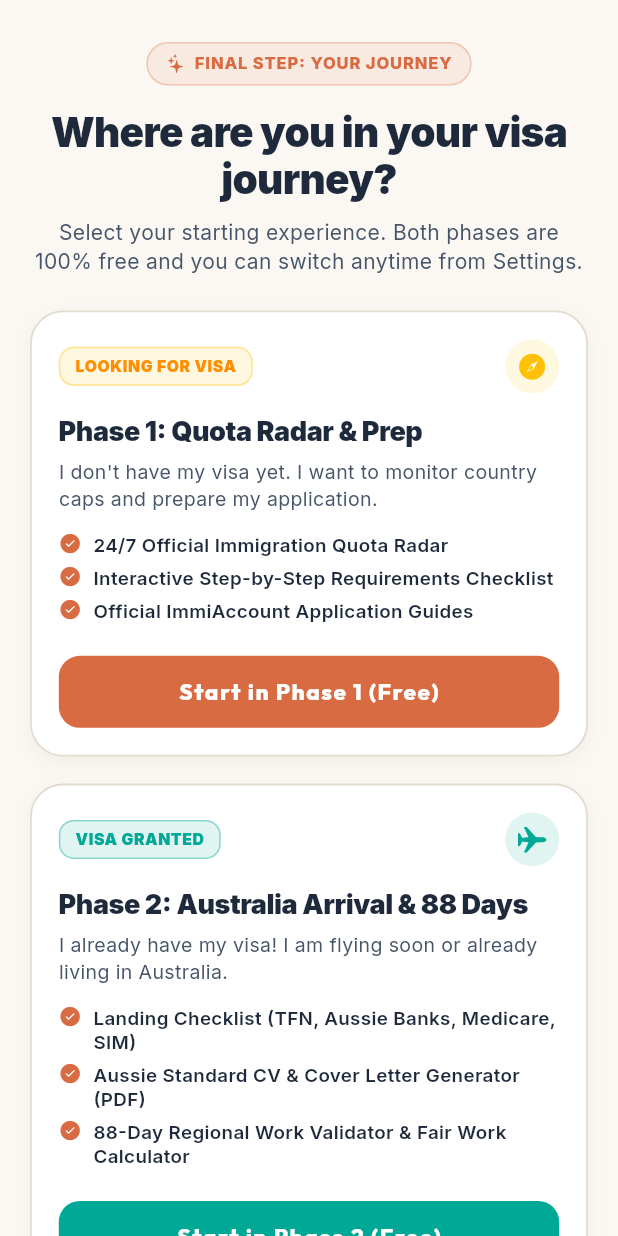
After one commit to maverick6576-droid/OzAlert, a Flutter app: the PhaseSelectionScreen screen opened directly, on a phone screen of 412 x 824 dp. The commit adds this screen. Run offline on Flutter 3.47's test engine with Material 3 defaults, Android fonts, the phone set to English and light mode, and no system bars; drawn by our look-alikes of flutter_animate; our stand-ins replace cloud_firestore, firebase_auth, firebase_core, firebase_messaging, firebase_remote_config, fl_chart and 8 more; missing offline and left inert: purchases_flutter; accounts and stored records are empty; project files that could hold a hidden picture were left out.

Commit message:
feat(onboarding): agregar pantalla para elegir entre Fase 1 y Fase 2 al registrarse un usuario nuevo

```diff
--- a/lib/app.dart
+++ b/lib/app.dart
@@ -7,6 +7,7 @@ import 'presentation/navigation/phase2_navigation_screen.dart';
 import 'presentation/screens/auth/login_screen.dart';
 import 'presentation/screens/onboarding/welcome_screen.dart';
 import 'presentation/screens/onboarding/referral_source_screen.dart';
+import 'presentation/screens/onboarding/phase_selection_screen.dart';
 import 'presentation/providers/auth_provider.dart';
 import 'presentation/providers/paywall_provider.dart';
 import 'presentation/providers/user_provider.dart';
@@ -89,6 +90,9 @@ class _OzVisaAlertAppState extends ConsumerState<OzVisaAlertApp> with WidgetsBin
               } else if (profile.referralSource == null) {
                 // Completó onboarding pero no ha dicho de dónde viene -> Referral Screen
                 return ReferralSourceScreen(onCompleted: () {});
+              } else if (!profile.initialPhaseSelected) {
+                // Paso final del onboarding: Pregunta en qué momento se encuentra (Fase 1 o Fase 2)
+                return const PhaseSelectionScreen();
               } else if (profile.currentPhase == 2) {
                 // FASE 2: Experiencia dedicada en Australia (Llegada, Empleo, Guías y 88 Días)
                 return const Phase2NavigationScreen();
--- a/lib/domain/models/user_profile.dart
+++ b/lib/domain/models/user_profile.dart
@@ -6,6 +6,7 @@ class UserProfile {
   final bool isPremium;
   final String? referralSource;
   final int currentPhase; // 1 = Buscando Visa, 2 = En Australia
+  final bool initialPhaseSelected;
   final String visaSubclass; // '462' o '417'
   final DateTime? visaLodgementDate;
   final DateTime? visaGrantDate;
@@ -20,6 +21,7 @@ class UserProfile {
     this.isPremium = false,
     this.referralSource,
     this.currentPhase = 1,
+    this.initialPhaseSelected = false,
     this.visaSubclass = '462',
     this.visaLodgementDate,
     this.visaGrantDate,
@@ -35,6 +37,7 @@ class UserProfile {
     bool? isPremium,
     String? referralSource,
     int? currentPhase,
+    bool? initialPhaseSelected,
     String? visaSubclass,
     DateTime? visaLodgementDate,
     DateTime? visaGrantDate,
@@ -49,6 +52,7 @@ class UserProfile {
       isPremium: isPremium ?? this.isPremium,
       referralSource: referralSource ?? this.referralSource,
       currentPhase: currentPhase ?? this.currentPhase,
+      initialPhaseSelected: initialPhaseSelected ?? this.initialPhaseSelected,
       visaSubclass: visaSubclass ?? this.visaSubclass,
       visaLodgementDate: visaLodgementDate ?? this.visaLodgementDate,
       visaGrantDate: visaGrantDate ?? this.visaGrantDate,
@@ -66,6 +70,7 @@ class UserProfile {
       'isPremium': isPremium,
       if (referralSource != null) 'referralSource': referralSource,
       'currentPhase': currentPhase,
+      'initialPhaseSelected': initialPhaseSelected,
       'visaSubclass': visaSubclass,
       if (visaLodgementDate != null) 'visaLodgementDate': visaLodgementDate!.toIso8601String(),
       if (visaGrantDate != null) 'visaGrantDate': visaGrantDate!.toIso8601String(),
@@ -89,6 +94,7 @@ class UserProfile {
       isPremium: map['isPremium'] ?? false,
       referralSource: map['referralSource'],
       currentPhase: map['currentPhase'] ?? 1,
+      initialPhaseSelected: map['initialPhaseSelected'] ?? (map['onboardingCompleted'] == true && map['referralSource'] != null),
       visaSubclass: map['visaSubclass'] ?? '462',
       visaLodgementDate: parseDate(map['visaLodgementDate']),
       visaGrantDate: parseDate(map['visaGrantDate']),
--- a/lib/presentation/providers/user_provider.dart
+++ b/lib/presentation/providers/user_provider.dart
@@ -71,6 +71,7 @@ class OnboardingController extends AutoDisposeAsyncNotifier<void> {
         language: language,
         passports: passports,
         onboardingCompleted: true,
+        initialPhaseSelected: false,
       );
 
       await ref.read(userRepositoryProvider).saveUserProfile(profile);
@@ -99,3 +100,24 @@ class ReferralController extends AutoDisposeAsyncNotifier<void> {
 final referralControllerProvider = AutoDisposeAsyncNotifierProvider<ReferralController, void>(() {
   return ReferralController();
 });
+
+class PhaseSelectionController extends AutoDisposeAsyncNotifier<void> {
+  @override
+  FutureOr<void> build() {}
+
+  Future<void> selectInitialPhase(int phase) async {
+    state = const AsyncValue.loading();
+    state = await AsyncValue.guard(() async {
+      final user = ref.read(authStateProvider).value;
+      if (user == null) throw Exception('Usuario no autenticado');
+      await ref.read(userRepositoryProvider).updateUserProfileData(user.uid, {
+        'currentPhase': phase,
+        'initialPhaseSelected': true,
+      });
+    });
+  }
+}
+
+final phaseSelectionControllerProvider = AutoDisposeAsyncNotifierProvider<PhaseSelectionController, void>(() {
+  return PhaseSelectionController();
+});
--- /dev/null
+++ b/lib/presentation/screens/onboarding/phase_selection_screen.dart
@@ -0,0 +1,369 @@
+import 'package:flutter/cupertino.dart';
+import 'package:flutter/material.dart';
+import 'package:flutter_riverpod/flutter_riverpod.dart';
+import 'package:flutter_animate/flutter_animate.dart';
+import '../../../../core/theme/app_colors.dart';
+import '../../providers/locale_provider.dart';
+import '../../providers/user_provider.dart';
+
+class PhaseSelectionScreen extends ConsumerStatefulWidget {
+  const PhaseSelectionScreen({super.key});
+
+  @override
+  ConsumerState<PhaseSelectionScreen> createState() => _PhaseSelectionScreenState();
+}
+
+class _PhaseSelectionScreenState extends ConsumerState<PhaseSelectionScreen> {
+  int? _selectedPhase;
+  bool _isSaving = false;
+
+  Future<void> _handleChoosePhase(int phase) async {
+    if (_isSaving) return;
+    setState(() {
+      _selectedPhase = phase;
+      _isSaving = true;
+    });
+
+    try {
+      await ref.read(phaseSelectionControllerProvider.notifier).selectInitialPhase(phase);
+      // Riverpod stream actualizará automáticamente el estado en app.dart
+    } catch (e) {
+      if (mounted) {
+        setState(() => _isSaving = false);
+        ScaffoldMessenger.of(context).showSnackBar(
+          SnackBar(
+            content: Text('Error al guardar fase: $e'),
+            backgroundColor: Colors.red,
+          ),
+        );
+      }
+    }
+  }
+
+  @override
+  Widget build(BuildContext context) {
+    final locale = ref.watch(localeProvider);
+    final isEn = (locale?.languageCode ?? Localizations.localeOf(context).languageCode) == 'en';
+
+    return Scaffold(
+      backgroundColor: AppColors.background,
+      body: SafeArea(
+        child: SingleChildScrollView(
+          physics: const BouncingScrollPhysics(),
+          padding: const EdgeInsets.symmetric(horizontal: 20, vertical: 16),
+          child: Column(
+            crossAxisAlignment: CrossAxisAlignment.stretch,
+            children: [
+              const SizedBox(height: 12),
+
+              // 1. Etiqueta de paso final del Onboarding
+              Center(
+                child: Container(
+                  padding: const EdgeInsets.symmetric(horizontal: 12, vertical: 5),
+                  decoration: BoxDecoration(
+                    color: AppColors.primary.withValues(alpha: 0.1),
+                    borderRadius: BorderRadius.circular(20),
+                    border: Border.all(color: AppColors.primary.withValues(alpha: 0.3)),
+                  ),
+                  child: Row(
+                    mainAxisSize: MainAxisSize.min,
+                    children: [
+                      const Icon(CupertinoIcons.sparkles, size: 13, color: AppColors.primary),
+                      const SizedBox(width: 6),
+                      Text(
+                        isEn ? 'FINAL STEP: YOUR JOURNEY' : 'PASO FINAL: TU AVENTURA',
+                        style: const TextStyle(
+                          fontSize: 11,
+                          fontWeight: FontWeight.w800,
+                          letterSpacing: 0.6,
+                          color: AppColors.primary,
+                        ),
+                      ),
+                    ],
+                  ),
+                ),
+              ).animate().fadeIn(duration: 300.ms).slideY(begin: -0.2, end: 0),
+
+              const SizedBox(height: 16),
+
+              // 2. Título Principal
+              Text(
+                isEn ? 'Where are you in your visa journey?' : '¿En qué momento te encuentras?',
+                textAlign: TextAlign.center,
+                style: const TextStyle(
+                  fontSize: 27,
+                  fontWeight: FontWeight.w900,
+                  color: AppColors.textPrimary,
+                  letterSpacing: -0.5,
+                  height: 1.15,
+                ),
+              ).animate().fadeIn(delay: 150.ms).slideY(begin: -0.1, end: 0),
+
+              const SizedBox(height: 10),
+
+              // 3. Subtítulo Explicativo
+              Text(
+                isEn
+                    ? 'Select your starting experience. Both phases are 100% free and you can switch anytime from Settings.'
+                    : 'Selecciona cómo quieres empezar en OzAlert. Ambas fases son gratuitas y podrás alternar cuando quieras desde Ajustes.',
+                textAlign: TextAlign.center,
+                style: const TextStyle(
+                  fontSize: 14,
+                  color: AppColors.textSecondary,
+                  height: 1.35,
+                ),
+              ).animate().fadeIn(delay: 250.ms),
+
+              const SizedBox(height: 24),
+
+              // 4. Tarjeta Opción 1: Fase 1 (Buscando / Preparando Visado)
+              _buildPhaseCard(
+                phase: 1,
+                isEn: isEn,
+                badgeLabel: isEn ? 'LOOKING FOR VISA' : '🟡 BUSCANDO O PREPARANDO VISADO',
+                badgeColor: Colors.amber,
+                title: isEn ? 'Phase 1: Quota Radar & Prep' : 'Fase 1: Radar de Cupos & Requisitos',
+                subtitle: isEn
+                    ? 'I don\'t have my visa yet. I want to monitor country caps and prepare my application.'
+                    : 'Aún no tengo mi visado. Quiero vigilar la apertura de cupos en tiempo real y preparar mis documentos.',
+                icon: CupertinoIcons.compass_fill,
+                iconColor: Colors.amber,
+                features: isEn
+                    ? [
+                        '24/7 Official Immigration Quota Radar',
+                        'Interactive Step-by-Step Requirements Checklist',
+                        'Official ImmiAccount Application Guides',
+                      ]
+                    : [
+                        'Radar oficial de cupos de Inmigración 24/7',
+                        'Checklist interactivo de documentos y requisitos',
+                        'Guías paso a paso para solicitar en ImmiAccount',
+                      ],
+                buttonLabel: isEn ? 'Start in Phase 1 (Free)' : 'Empezar en Fase 1 (Gratis)',
+                buttonColor: AppColors.primary,
+                delayMs: 350,
+              ),
+
+              const SizedBox(height: 18),
+
+              // 5. Tarjeta Opción 2: Fase 2 (Visado Concedido / Rumbo a Australia)
+              _buildPhaseCard(
+                phase: 2,
+                isEn: isEn,
+                badgeLabel: isEn ? 'VISA GRANTED' : '🟢 ¡YA TENGO MI VISADO CONCEDIDO!',
+                badgeColor: AppColors.secondary,
+                title: isEn ? 'Phase 2: Australia Arrival & 88 Days' : 'Fase 2: Llegada a Australia & 88 Días',
+                subtitle: isEn
+                    ? 'I already have my visa! I am flying soon or already living in Australia.'
+                    : '¡Ya tengo mi visado concedido! Viajo pronto o ya estoy viviendo en Australia.',
+                icon: CupertinoIcons.airplane,
+                iconColor: AppColors.secondary,
+                features: isEn
+                    ? [
+                        'Landing Checklist (TFN, Aussie Banks, Medicare, SIM)',
+                        'Aussie Standard CV & Cover Letter Generator (PDF)',
+                        '88-Day Regional Work Validator & Fair Work Calculator',
+                      ]
+                    : [
+                        'Checklist de aterrizaje (TFN, bancos, Medicare, SIM)',
+                        'Generador de CV en formato australiano y Cover Letter (PDF)',
+                        'Validador oficial de 88 días por código postal y Sueldo Fair Work',
+                      ],
+                buttonLabel: isEn ? 'Start in Phase 2 (Free)' : 'Empezar en Fase 2 (Gratis)',
+                buttonColor: AppColors.secondary,
+                delayMs: 450,
+              ),
+
+              const SizedBox(height: 24),
+
+              // 6. Mensaje de tranquilidad al pie
+              Container(
+                padding: const EdgeInsets.symmetric(horizontal: 14, vertical: 10),
+                decoration: BoxDecoration(
+                  color: AppColors.surface,
+                  borderRadius: BorderRadius.circular(14),
+                  border: Border.all(color: AppColors.cardBorder),
+                ),
+                child: Row(
+                  children: [
+                    const Icon(CupertinoIcons.arrow_2_circlepath, size: 16, color: AppColors.primary),
+                    const SizedBox(width: 10),
+                    Expanded(
+                      child: Text(
+                        isEn
+                            ? 'You can easily switch back and forth between Phase 1 and Phase 2 anytime inside Settings.'
+                            : 'Podrás alternar entre la Fase 1 y la Fase 2 en cualquier momento desde Ajustes o el Radar.',
+                        style: const TextStyle(fontSize: 12, color: AppColors.textSecondary, height: 1.3),
+                      ),
+                    ),
+                  ],
+                ),
+              ).animate().fadeIn(delay: 550.ms),
+
+              const SizedBox(height: 20),
+            ],
+          ),
+        ),
+      ),
+    );
+  }
+
+  Widget _buildPhaseCard({
+    required int phase,
+    required bool isEn,
+    required String badgeLabel,
+    required Color badgeColor,
+    required String title,
+    required String subtitle,
+    required IconData icon,
+    required Color iconColor,
+    required List<String> features,
+    required String buttonLabel,
+    required Color buttonColor,
+    required int delayMs,
+  }) {
+    final isSelected = _selectedPhase == phase;
+
+    return Container(
+      decoration: BoxDecoration(
+        color: AppColors.surface,
+        borderRadius: BorderRadius.circular(22),
+        border: Border.all(
+          color: isSelected ? buttonColor : AppColors.cardBorder,
+          width: isSelected ? 2 : 1.2,
+        ),
+        boxShadow: [
+          BoxShadow(
+            color: Colors.black.withValues(alpha: 0.04),
+            blurRadius: 10,
+            offset: const Offset(0, 4),
+          ),
+        ],
+      ),
+      child: Material(
+        color: Colors.transparent,
+        child: InkWell(
+          borderRadius: BorderRadius.circular(22),
+          onTap: _isSaving ? null : () => _handleChoosePhase(phase),
+          child: Padding(
+            padding: const EdgeInsets.all(18),
+            child: Column(
+              crossAxisAlignment: CrossAxisAlignment.start,
+              children: [
+                // Fila Superior: Badge + Icono
+                Row(
+                  mainAxisAlignment: MainAxisAlignment.spaceBetween,
+                  children: [
+                    Container(
+                      padding: const EdgeInsets.symmetric(horizontal: 10, vertical: 4),
+                      decoration: BoxDecoration(
+                        color: badgeColor.withValues(alpha: 0.12),
+                        borderRadius: BorderRadius.circular(10),
+                        border: Border.all(color: badgeColor.withValues(alpha: 0.4)),
+                      ),
+                      child: Text(
+                        badgeLabel,
+                        style: TextStyle(
+                          fontSize: 10.5,
+                          fontWeight: FontWeight.w900,
+                          letterSpacing: 0.4,
+                          color: badgeColor is MaterialColor ? badgeColor.shade800 : badgeColor,
+                        ),
+                      ),
+                    ),
+                    Container(
+                      padding: const EdgeInsets.all(8),
+                      decoration: BoxDecoration(
+                        color: iconColor.withValues(alpha: 0.12),
+                        shape: BoxShape.circle,
+                      ),
+                      child: Icon(icon, size: 20, color: iconColor),
+                    ),
+                  ],
+                ),
+                const SizedBox(height: 12),
+
+                // Título y Subtítulo
+                Text(
+                  title,
+                  style: const TextStyle(
+                    fontSize: 18,
+                    fontWeight: FontWeight.w900,
+                    color: AppColors.textPrimary,
+                    letterSpacing: -0.3,
+                  ),
+                ),
+                const SizedBox(height: 4),
+                Text(
+                  subtitle,
+                  style: const TextStyle(
+                    fontSize: 13,
+                    color: AppColors.textSecondary,
+                    height: 1.35,
+                  ),
+                ),
+                const SizedBox(height: 14),
+
+                // Lista de características clave
+                for (final feat in features)
+                  Padding(
+                    padding: const EdgeInsets.only(bottom: 6),
+                    child: Row(
+                      crossAxisAlignment: CrossAxisAlignment.start,
+                      children: [
+                        const Icon(CupertinoIcons.checkmark_alt_circle_fill, size: 15, color: AppColors.primary),
+                        const SizedBox(width: 8),
+                        Expanded(
+                          child: Text(
+                            feat,
+                            style: const TextStyle(
+                              fontSize: 12.5,
+                              fontWeight: FontWeight.w600,
+                              color: AppColors.textPrimary,
+                              height: 1.3,
+                            ),
+                          ),
+                        ),
+                      ],
+                    ),
+                  ),
+
+                const SizedBox(height: 16),
+
+                // Botón de Selección
+                SizedBox(
+                  width: double.infinity,
+                  height: 48,
+                  child: ElevatedButton(
+                    onPressed: _isSaving ? null : () => _handleChoosePhase(phase),
+                    style: ElevatedButton.styleFrom(
+                      backgroundColor: buttonColor,
+                      foregroundColor: Colors.white,
+                      elevation: 0,
+                      shape: RoundedRectangleBorder(
+                        borderRadius: BorderRadius.circular(14),
+                      ),
+                    ),
+                    child: _isSaving && isSelected
+                        ? const SizedBox(
+                            width: 20,
+                            height: 20,
+                            child: CircularProgressIndicator(color: Colors.white, strokeWidth: 2),
+                          )
+                        : Text(
+                            buttonLabel,
+                            style: const TextStyle(
+                              fontSize: 15,
+                              fontWeight: FontWeight.w800,
+                            ),
+                          ),
+                  ),
+                ),
+              ],
+            ),
+          ),
+        ),
+      ),
+    ).animate().fadeIn(delay: delayMs.ms).slideY(begin: 0.1, end: 0);
+  }
+}
```
